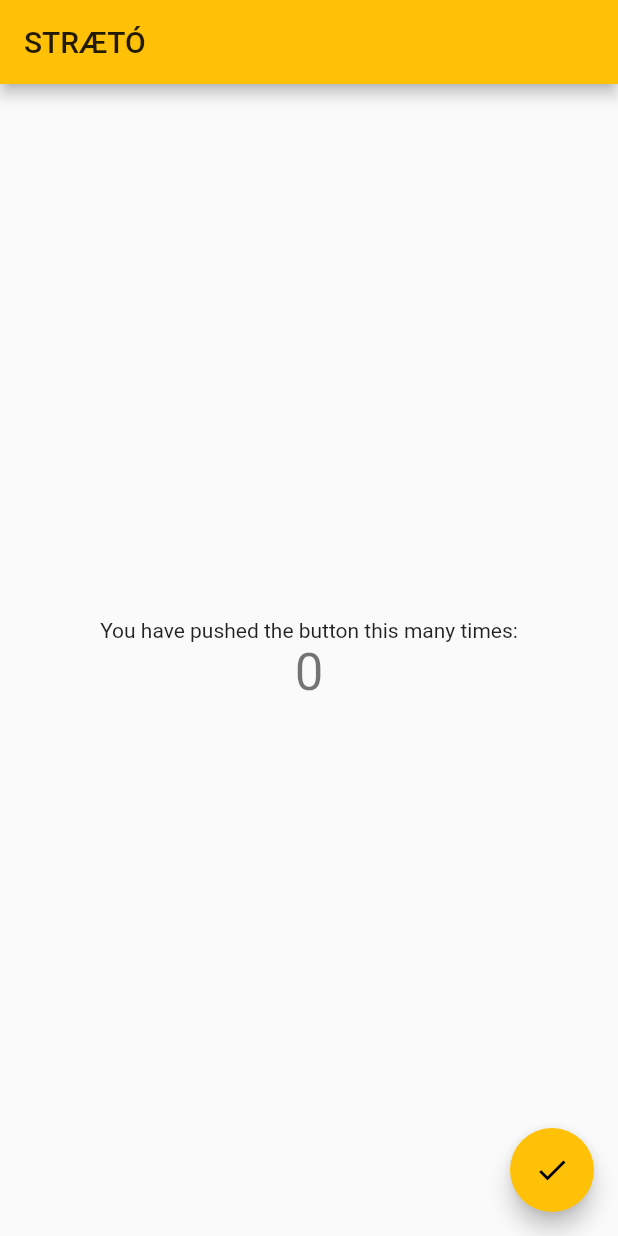
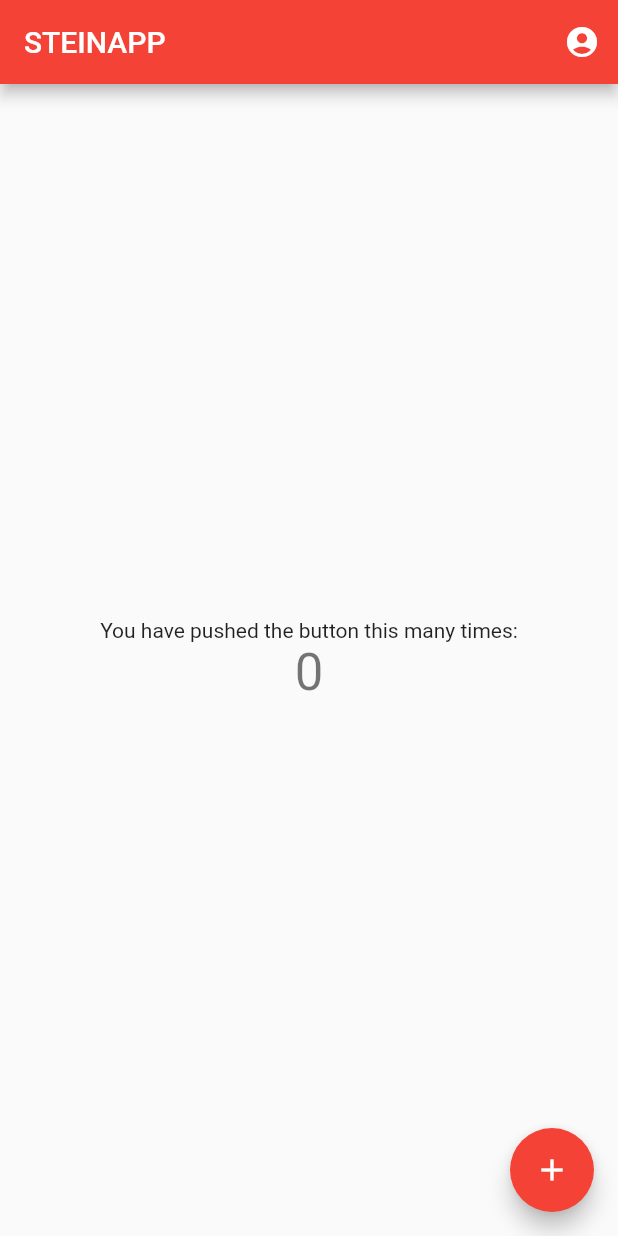
Before and after one commit to steinarbragi/steinapp, a Flutter app: the screen it shows after launch, on a phone screen of 412 x 824 dp. Run offline on Flutter 3.47's test engine with Material 2 defaults, Android fonts, the phone set to English and light mode, and no system bars.

```diff
--- a/lib/main.dart
+++ b/lib/main.dart
@@ -1,4 +1,5 @@
 import 'package:flutter/material.dart';
+import './screens/login_signup.dart';
 
 void main() => runApp(MyApp());
 
@@ -7,7 +8,7 @@ class MyApp extends StatelessWidget {
   @override
   Widget build(BuildContext context) {
     return MaterialApp(
-      title: 'STRÆTÓ',
+      title: 'STEINAPP',
       theme: ThemeData(
         // This is the theme of your application.
         //
@@ -18,9 +19,9 @@ class MyApp extends StatelessWidget {
         // or simply save your changes to "hot reload" in a Flutter IDE).
         // Notice that the counter didn't reset back to zero; the application
         // is not restarted.
-        primarySwatch: Colors.amber,
+        primarySwatch: Colors.red,
       ),
-      home: MyHomePage(title: 'STRÆTÓ'),
+      home: MyHomePage(title: 'STEINAPP'),
     );
   }
 }
@@ -57,6 +58,13 @@ class _MyHomePageState extends State<MyHomePage> {
     });
   }
 
+  void login() {
+      Navigator.push(
+      context,
+      MaterialPageRoute(builder: (context) => LoginSignUp()),
+  );
+  }
+
   @override
   Widget build(BuildContext context) {
     // This method is rerun every time setState is called, for instance as done
@@ -70,7 +78,15 @@ class _MyHomePageState extends State<MyHomePage> {
         // Here we take the value from the MyHomePage object that was created by
         // the App.build method, and use it to set our appbar title.
         title: Text(widget.title),
-      ),
+        actions: <Widget>[
+            // action button
+            IconButton(
+              icon: Icon(Icons.account_circle),
+              onPressed: () {
+                login();
+              },
+            ),
+      ]),
       body: Center(
         // Center is a layout widget. It takes a single child and positions it
         // in the middle of the parent.
@@ -104,7 +120,7 @@ class _MyHomePageState extends State<MyHomePage> {
       floatingActionButton: FloatingActionButton(
         onPressed: _incrementCounter,
         tooltip: 'Increment',
-        child: Icon(Icons.check),
+        child: Icon(Icons.add),
       ), // This trailing comma makes auto-formatting nicer for build methods.
     );
   }
```
Also changed, not shown: lib/screens/login_signup.dart (added, +16 -0 lines), lib/screens/snackbar.dart (added, +28 -0 lines).
